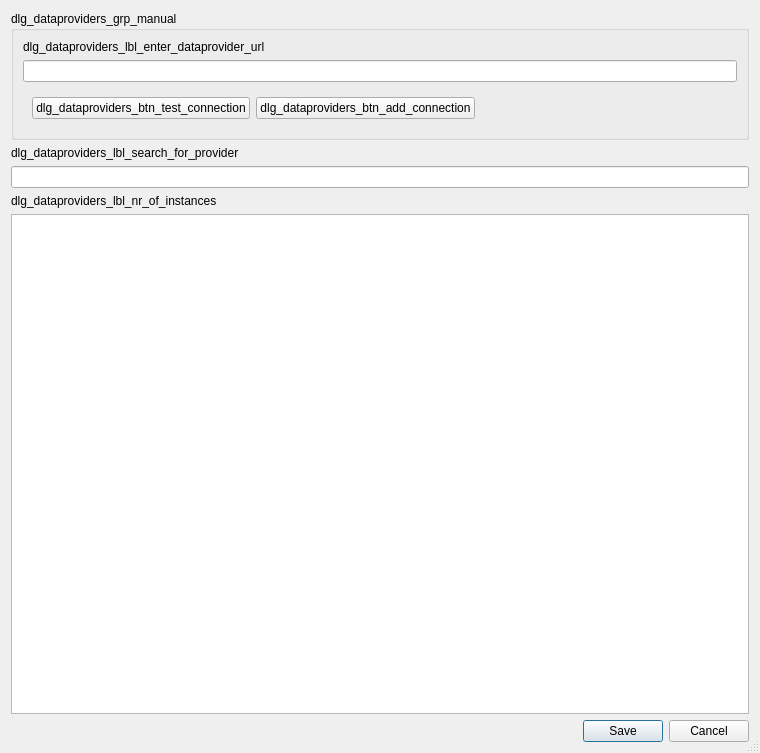
Qt form CKAN-Browser/ckan_browser_dialog_dataproviders.ui (BergWerkGIS/QGIS-CKAN-Browser) before a commit.
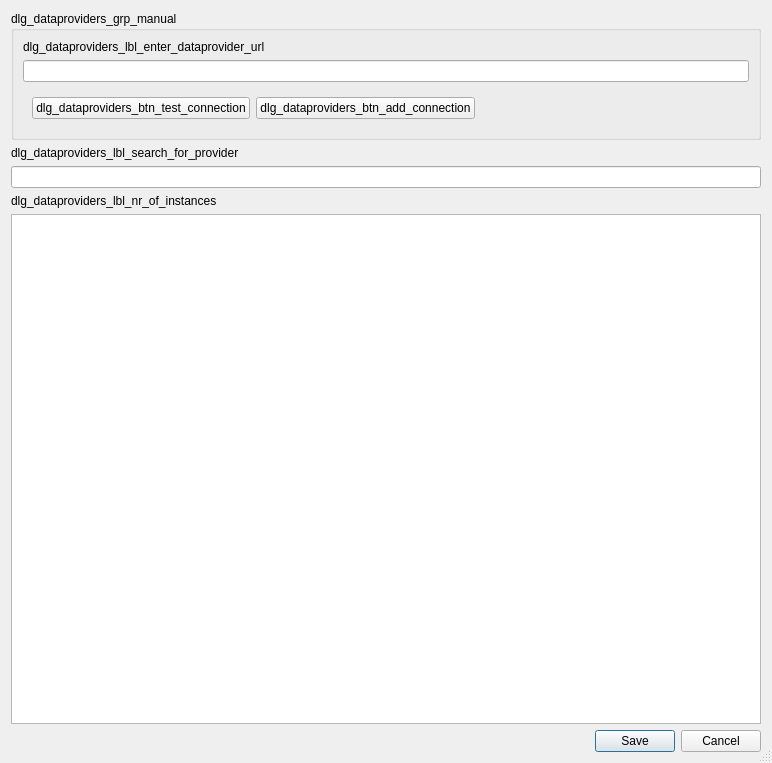
The same form after that commit. Custom widgets are drawn as their Qt base class.

The edit to the form file:
```diff
--- a/CKAN-Browser/ckan_browser_dialog_dataproviders.ui
+++ b/CKAN-Browser/ckan_browser_dialog_dataproviders.ui
@@ -6,8 +6,8 @@
    <rect>
     <x>0</x>
     <y>0</y>
-    <width>760</width>
-    <height>753</height>
+    <width>772</width>
+    <height>763</height>
    </rect>
   </property>
   <property name="minimumSize">
```
Left out of the diff: 34 changed lines with no effect on the pictures.
